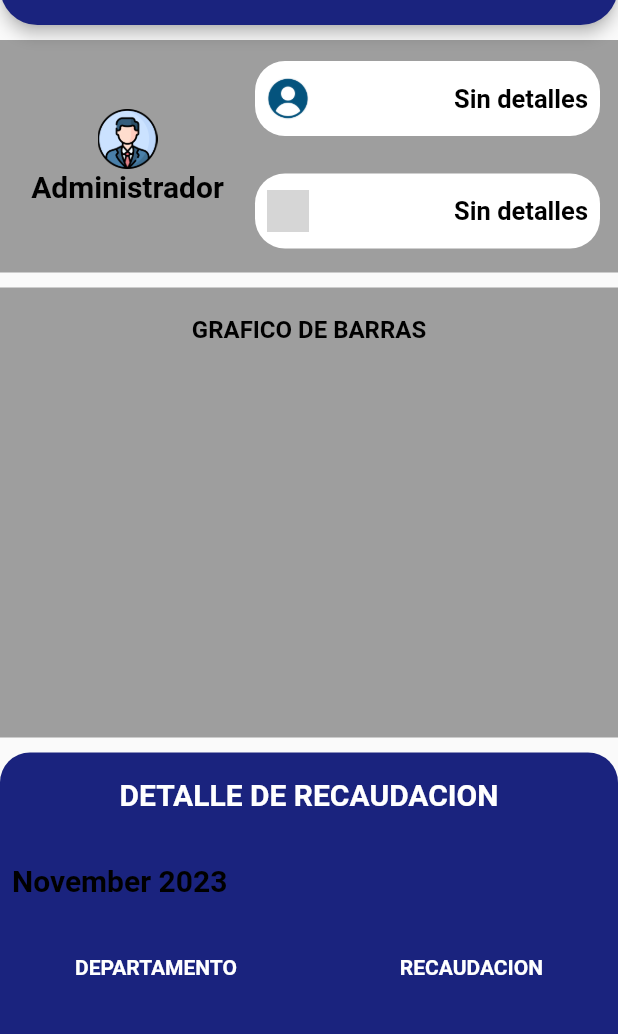
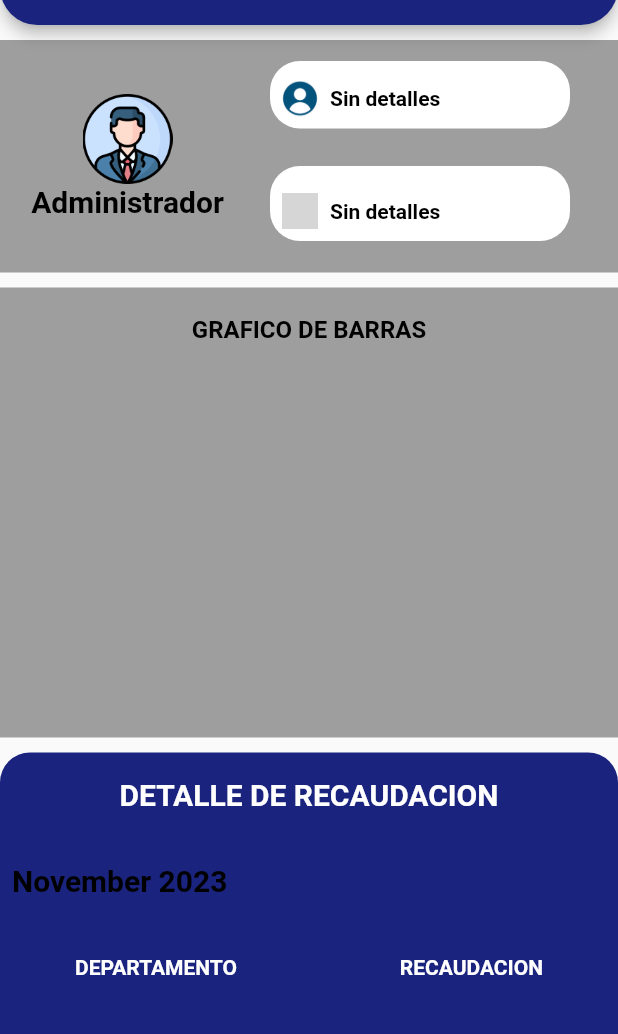
Before and after one commit to Turroncitoo/proyecto_sm, a Flutter app: the Recaudacion screen opened directly with empty values, on a phone screen of 412 x 824 dp, the part 59-1093 px from its top. Run offline on Flutter 3.47's test engine with Material 2 defaults, Android fonts, the light colour scheme and no system bars; our stand-ins replace built_value; missing offline and left inert: postgres; grey boxes are pictures that could not be loaded.

Commit message:
Registra Recaudacion

```diff
--- a/lib/Recaudacion.dart
+++ b/lib/Recaudacion.dart
@@ -46,7 +46,7 @@ class _PredioRecaudacionScreenState extends State<Recaudacion> {
       detalles = resultados2;
     });
     for (var resultado in resultados) {
-      print('id: ${resultado.identificador}');
+      print('id: ${resultado.monto}');
     }
   }
 
@@ -88,20 +88,20 @@ class _PredioRecaudacionScreenState extends State<Recaudacion> {
               icon: Icon(Icons.close)
           ),
         ],
+        /*
         leading: IconButton(
           onPressed: () {},
           icon: IconButton(
             onPressed: () {
-              /*
               Navigator.pushReplacement(
                 context,
                 MaterialPageRoute(builder: (context) => MainApp()),
               );
-               */
             },
             icon: Icon(Icons.arrow_back),
           ),
         ),
+         */
         shape: RoundedRectangleBorder(
             borderRadius: BorderRadius.only(
               bottomLeft: Radius.circular(25),
@@ -134,8 +134,8 @@ class _PredioRecaudacionScreenState extends State<Recaudacion> {
                               children: [
                                 Image.asset(
                                   'assets/img/perfil.png',
-                                  width: 40,
-                                  height: 40,
+                                  width: 60,
+                                  height: 60,
                                 ),
                                 Text(
                                   'Administrador',
@@ -153,27 +153,30 @@ class _PredioRecaudacionScreenState extends State<Recaudacion> {
                             children: [
                               SizedBox(height: 14),
                               Container(
-                                height: 50, // Altura del primer contenedor derecho
-                                width: 230, // Ancho del primer contenedor derecho
+                                margin: EdgeInsets.symmetric(horizontal: 10),
+                                width: 200, // Ancho del primer contenedor derecho
                                 decoration: BoxDecoration(
                                   color: Colors.white, // Color de fondo del primer contenedor
                                   borderRadius: BorderRadius.circular(20),
                                 ),
                                 child: Padding(
                                   padding: const EdgeInsets.all(8.0),
+                                  child: SingleChildScrollView(
+                                    scrollDirection: Axis.horizontal,
                                     child: Column(
-                                    mainAxisAlignment: MainAxisAlignment.center,
+                                      crossAxisAlignment: CrossAxisAlignment.start,
                                       children: [
+                                        SizedBox(height: 5),
 // Primera fila con la primera imagen y texto
                                         Row(
-                                        mainAxisAlignment: MainAxisAlignment.spaceBetween,
+                                          crossAxisAlignment: CrossAxisAlignment.center,
                                           children: [
                                             Image.asset(
                                               'assets/img/usuario.png',
-                                            width: 28,
-                                            height: 28,
+                                              width: 24,
+                                              height: 24,
                                             ),
-
+                                            SizedBox(width: 8),
                                             Text(
                                               detalles.isNotEmpty
                                                   ? '${detalles.first.nombre}'  // Muestra la descripción del primer detalle
@@ -181,7 +184,6 @@ class _PredioRecaudacionScreenState extends State<Recaudacion> {
                                               style: TextStyle(
                                                 color: Colors.black,
                                                 fontWeight: FontWeight.bold,
-                                              fontSize: 17,
                                               ),
                                             ),
                                           ],
@@ -190,28 +192,32 @@ class _PredioRecaudacionScreenState extends State<Recaudacion> {
                                     ),
                                   ),
                                 ),
+                              ),
                               SizedBox(height: 25), // Espacio entre los dos contenedores
                               Container(
-                                height: 50,
-                                width: 230,
+                                margin: EdgeInsets.symmetric(horizontal: 10),
+                                width: 200,
                                 decoration: BoxDecoration(
                                   color: Colors.white,
                                   borderRadius: BorderRadius.circular(20),
                                 ),
                                 child: Padding(
                                   padding: const EdgeInsets.all(8.0),
+                                  child: SingleChildScrollView(
+                                    scrollDirection: Axis.horizontal,
                                     child: Column(
-                                    mainAxisAlignment: MainAxisAlignment.center,
+                                      crossAxisAlignment: CrossAxisAlignment.start,
                                       children: [
+                                        SizedBox(height: 10),
                                         Row(
-                                        mainAxisAlignment: MainAxisAlignment.spaceBetween,
+                                          crossAxisAlignment: CrossAxisAlignment.center,
                                           children: [
                                             Image.asset(
                                               'assets/img/direccion.png',
-                                            width: 28,
-                                            height: 28,
+                                              width: 24,
+                                              height: 24,
                                             ),
-
+                                            SizedBox(width: 8),
                                             Text(
                                               detalles.isNotEmpty
                                                   ? '${detalles.first.descripcion}'  // Muestra la descripción del primer detalle
@@ -219,12 +225,12 @@ class _PredioRecaudacionScreenState extends State<Recaudacion> {
                                               style: TextStyle(
                                                 color: Colors.black,
                                                 fontWeight: FontWeight.bold,
-                                              fontSize: 17,
                                               ),
                                             ),
                                           ],
                                         ),
                                       ],
+                                    ),
                                   ),
                                 ),
                               ),
@@ -375,7 +381,7 @@ class _PredioRecaudacionScreenState extends State<Recaudacion> {
                                               // Navegar a otra ventana cuando se toque este contenedor
                                               Navigator.push(
                                                 context,
-                                                MaterialPageRoute(builder: (context) => ReporteDepartamento()),
+                                                MaterialPageRoute(builder: (context) => ReporteDepartamento(recaudacion[index])),
                                               );
                                             },
                                             child: Column(
--- a/lib/detalle_recaudacion.dart
+++ b/lib/detalle_recaudacion.dart
@@ -21,7 +21,7 @@ class DetalleRecaudacion extends StatelessWidget {
               icon: Icon(Icons.close)
           ),
         ],
-        leading: IconButton(
+        /*leading: IconButton(
           onPressed: () {},
           icon: IconButton(
             onPressed: () {
@@ -32,7 +32,7 @@ class DetalleRecaudacion extends StatelessWidget {
             },
             icon: Icon(Icons.arrow_back),
           ),
-        ),
+        ),*/
         shape: RoundedRectangleBorder(
             borderRadius: BorderRadius.only(
               bottomLeft: Radius.circular(25),
--- a/lib/main_app.dart
+++ b/lib/main_app.dart
@@ -239,9 +239,12 @@ class _PredioDetalleScreenState extends State<MainApp> {
                     ),
                     child: Padding(
                       padding: const EdgeInsets.all(8.0),
+                      child: SingleChildScrollView(
+                        scrollDirection: Axis.horizontal,
                         child: Column(
-                        mainAxisAlignment: MainAxisAlignment.center,
+                          crossAxisAlignment: CrossAxisAlignment.start,
                           children: [
+                            SizedBox(height: 10),
                             // Primera fila con la primera imagen y texto
                             Row(
                               crossAxisAlignment: CrossAxisAlignment.center, // Centra verticalmente el contenido
@@ -264,6 +267,7 @@ class _PredioDetalleScreenState extends State<MainApp> {
                               ],
                             ),
                           ],
+                        ),
                       ),
                     ),
                   ),
```
Also changed, not shown: lib/mapper/RecaudacionPredioMapper.dart (+18 -1 lines), lib/mapper/ReporteMapper.dart (+68 -24 lines), lib/model/Reporte/Reporte.dart (+41 -7 lines), lib/reporte_departamento.dart (+69 -11 lines), lib/service/ReporteService.dart (+14 -0 lines), lib/model/Reporte/Reporte.g.dart. Lines whose indentation alone changed are shown as unchanged.
